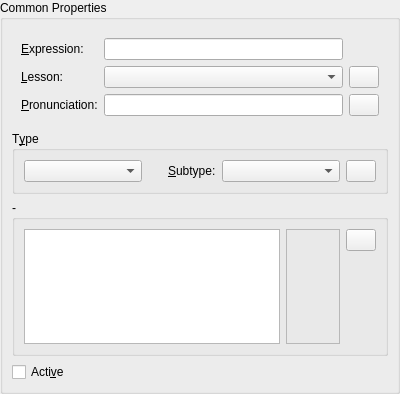
The window that kvoctrain/entry-dialogs/CommonEntryPageForm.ui (KDE/parley) describes before a commit, drawn with Qt 5.
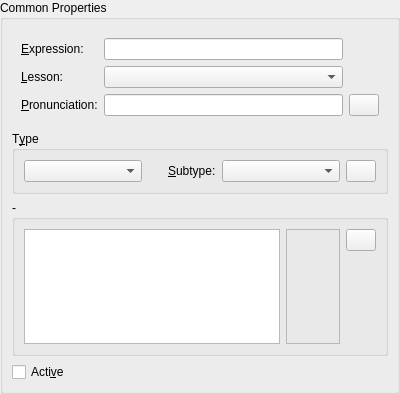
The same window after the commit.

Commit message: Remove edit lessons button from edit entry page.

Diff of the .ui file:
```diff
--- a/kvoctrain/entry-dialogs/CommonEntryPageForm.ui
+++ b/kvoctrain/entry-dialogs/CommonEntryPageForm.ui
@@ -11,9 +11,7 @@
    </rect>
   </property>
   <property name="sizePolicy" >
-   <sizepolicy>
-    <hsizetype>5</hsizetype>
-    <vsizetype>3</vsizetype>
+   <sizepolicy vsizetype="MinimumExpanding" hsizetype="Preferred" >
     <horstretch>0</horstretch>
     <verstretch>0</verstretch>
    </sizepolicy>
@@ -34,15 +32,25 @@
    <property name="margin" >
     <number>0</number>
    </property>
-   <property name="spacing" >
+   <property name="topMargin" >
+    <number>0</number>
+   </property>
+   <property name="rightMargin" >
+    <number>0</number>
+   </property>
+   <property name="bottomMargin" >
+    <number>0</number>
+   </property>
+   <property name="horizontalSpacing" >
+    <number>6</number>
+   </property>
+   <property name="verticalSpacing" >
     <number>6</number>
    </property>
    <item row="0" column="0" >
     <widget class="QGroupBox" name="asdf" >
      <property name="sizePolicy" >
-      <sizepolicy>
-       <hsizetype>5</hsizetype>
-       <vsizetype>3</vsizetype>
+      <sizepolicy vsizetype="MinimumExpanding" hsizetype="Preferred" >
        <horstretch>0</horstretch>
        <verstretch>0</verstretch>
       </sizepolicy>
@@ -54,7 +62,19 @@
       <property name="margin" >
        <number>9</number>
       </property>
-      <property name="spacing" >
+      <property name="topMargin" >
+       <number>9</number>
+      </property>
+      <property name="rightMargin" >
+       <number>9</number>
+      </property>
+      <property name="bottomMargin" >
+       <number>9</number>
+      </property>
+      <property name="horizontalSpacing" >
+       <number>6</number>
+      </property>
+      <property name="verticalSpacing" >
        <number>6</number>
       </property>
       <item row="2" column="0" >
@@ -190,7 +210,19 @@
         <property name="margin" >
          <number>9</number>
         </property>
-        <property name="spacing" >
+        <property name="topMargin" >
+         <number>9</number>
+        </property>
+        <property name="rightMargin" >
+         <number>9</number>
+        </property>
+        <property name="bottomMargin" >
+         <number>9</number>
+        </property>
+        <property name="horizontalSpacing" >
+         <number>6</number>
+        </property>
+        <property name="verticalSpacing" >
          <number>6</number>
         </property>
         <item row="0" column="1" >
@@ -209,36 +241,6 @@
           </property>
          </widget>
         </item>
-        <item row="1" column="2" >
-         <widget class="QPushButton" name="b_LessDlg" >
-          <property name="sizePolicy" >
-           <sizepolicy>
-            <hsizetype>0</hsizetype>
-            <vsizetype>0</vsizetype>
-            <horstretch>0</horstretch>
-            <verstretch>0</verstretch>
-           </sizepolicy>
-          </property>
-          <property name="minimumSize" >
-           <size>
-            <width>30</width>
-            <height>0</height>
-           </size>
-          </property>
-          <property name="maximumSize" >
-           <size>
-            <width>30</width>
-            <height>30</height>
-           </size>
-          </property>
-          <property name="toolTip" >
-           <string>Invokes input dialog for lessons</string>
-          </property>
-          <property name="text" >
-           <string/>
-          </property>
-         </widget>
-        </item>
         <item row="1" column="0" >
          <widget class="QLabel" name="lesson_label" >
           <property name="text" >
```
Left out of the diff: 105 changed lines with no effect on the pictures. The commit also changes 1 other file.
